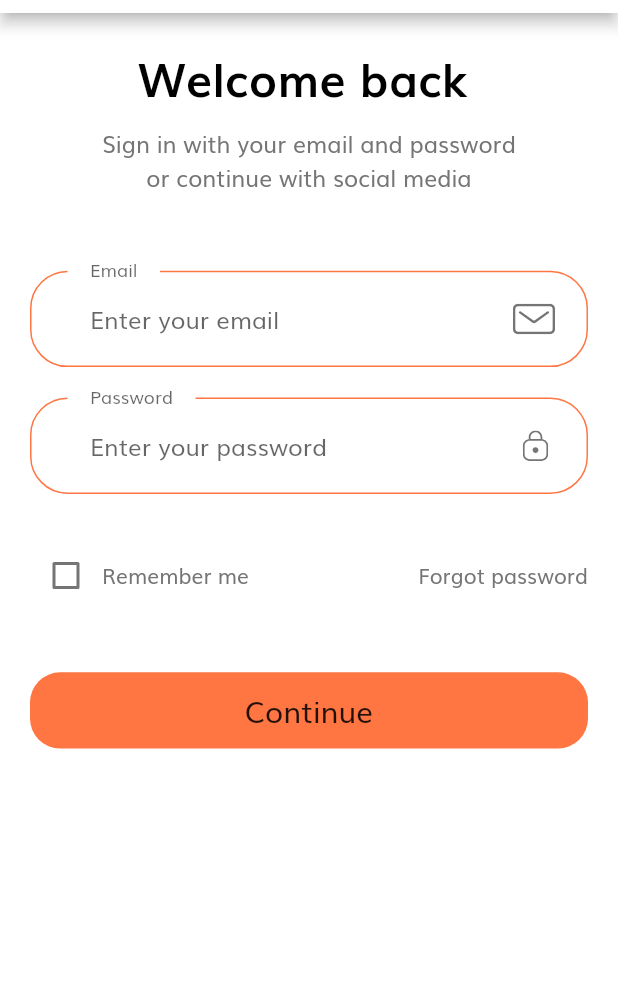
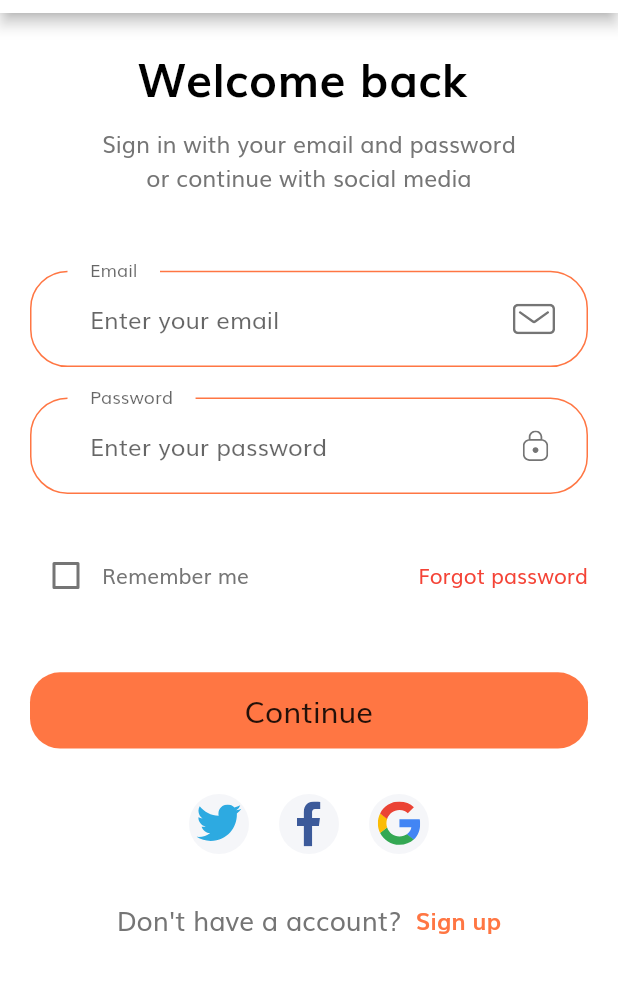
Before and after one commit to truong02bp/flutter, a Flutter app: the screen it shows after launch, after a tap on "Continute", on a phone screen of 412 x 824 dp, the part 71-1064 px from its top. Run offline on Flutter 3.47's test engine with Material 2 defaults, Android fonts, the phone set to English and light mode, and no system bars; our stand-ins replace bloc, equatable, flutter_bloc, flutter_svg.

Commit message:
build screen forgot password

```diff
--- /dev/null
+++ b/ecommerce/lib/components/account_question.dart
@@ -0,0 +1,29 @@
+import 'package:flutter/material.dart';
+
+import '../constants.dart';
+import '../size_config.dart';
+class AccountQuestion extends StatelessWidget {
+  @override
+  Widget build(BuildContext context) {
+    return Row(
+      mainAxisAlignment: MainAxisAlignment.center,
+      children: [
+        Text('Don\'t have a account?',
+          style: TextStyle(
+              fontSize: getProportionateWidth(16)
+          ),),
+        GestureDetector(
+          onTap: (){
+
+          },
+          child: Text('  Sign up',
+            style: TextStyle(
+                fontSize: 16,
+                fontWeight: FontWeight.bold,
+                color: kPrimaryColor
+            ),),
+        )
+      ],
+    );
+  }
+}
--- /dev/null
+++ b/ecommerce/lib/components/custom_icon.dart
@@ -0,0 +1,30 @@
+import 'package:flutter/material.dart';
+import 'package:flutter_svg/svg.dart';
+
+class CustomIcon extends StatelessWidget {
+
+  String image;
+
+
+  CustomIcon({this.image});
+
+  @override
+  Widget build(BuildContext context) {
+    return GestureDetector(
+      onTap: (){
+
+      },
+      child: Container(
+        margin: EdgeInsets.only(left: 10,right: 10),
+        padding: EdgeInsets.all(5),
+        child: SvgPicture.asset(image,),
+        height: 40,
+        width: 40,
+        decoration: BoxDecoration(
+          color: Color(0XFFF5F6F9),
+          borderRadius: BorderRadius.circular(30),
+        ),
+      ),
+    );
+  }
+}
--- a/ecommerce/lib/components/custom_suffix_icons.dart
+++ b/ecommerce/lib/components/custom_suffix_icons.dart
@@ -6,7 +6,7 @@ import '../size_config.dart';
 class CustomSuffixIcon extends StatelessWidget {
   String image;
 
-  CustomSuffixIcon({this.image});
+  CustomSuffixIcon({@required this.image});
 
   @override
   Widget build(BuildContext context) {
--- a/ecommerce/lib/components/default_button.dart
+++ b/ecommerce/lib/components/default_button.dart
@@ -10,7 +10,7 @@ class DefaultButton extends StatelessWidget {
   Function press;
 
 
-  DefaultButton({this.text, this.press});
+  DefaultButton({@required this.text, @required this.press});
 
   @override
   Widget build(BuildContext context) {
--- a/ecommerce/lib/routes.dart
+++ b/ecommerce/lib/routes.dart
@@ -1,4 +1,5 @@
 
+import 'package:ecommerce/screens/forgot_password/forgot_password.dart';
 import 'package:ecommerce/screens/sign_in/sign_in.dart';
 import 'package:ecommerce/screens/splash/splash.dart';
 import 'package:flutter/material.dart';
@@ -6,4 +7,5 @@ import 'package:flutter/material.dart';
 final Map<String,WidgetBuilder> routes = {
   SplashScreen.routeName : (context) => SplashScreen(),
   SignInScreen.routeName : (context) => SignInScreen(),
+  ForgotPasswordScreen.routeName : (context) => ForgotPasswordScreen()
 };
--- a/ecommerce/lib/screens/sign_in/components/sign_in_form.dart
+++ b/ecommerce/lib/screens/sign_in/components/sign_in_form.dart
@@ -1,4 +1,8 @@
+import 'package:ecommerce/components/account_question.dart';
+import 'package:ecommerce/components/custom_icon.dart';
 import 'package:ecommerce/components/default_button.dart';
+import 'package:ecommerce/components/form_error.dart';
+import 'package:ecommerce/screens/forgot_password/forgot_password.dart';
 import 'package:flutter/material.dart';
 import 'package:flutter_svg/flutter_svg.dart';
 import 'package:ecommerce/constants.dart';
@@ -14,6 +18,7 @@ class _SignInFormState extends State<SignInForm> {
   final _formKey = GlobalKey<FormState>();
   List<String> errors = [];
   bool isRememberMe = false;
+
   @override
   Widget build(BuildContext context) {
     return Form(
@@ -99,10 +104,13 @@ class _SignInFormState extends State<SignInForm> {
               height: getProportionateHeight(20),
             ),
             FormError(errors: errors),
-            SizedBox(height: getProportionateHeight(10),),
+            SizedBox(
+              height: getProportionateHeight(10),
+            ),
             Row(
               children: [
-                Checkbox(value: isRememberMe,
+                Checkbox(
+                    value: isRememberMe,
                     onChanged: (value) {
                       setState(() {
                         isRememberMe = value;
@@ -110,52 +118,42 @@ class _SignInFormState extends State<SignInForm> {
                     }),
                 Text('Remember me'),
                 Spacer(),
-                Text('Forgot password'),
+                GestureDetector(
+                    onTap: () {
+                      Navigator.of(context).pushNamed(ForgotPasswordScreen.routeName);
+                    },
+                    child: Text(
+                      'Forgot password',
+                      style: TextStyle(color: Colors.red),
+                    )),
               ],
             ),
-            SizedBox(height: getProportionateHeight(40),),
+            SizedBox(
+              height: getProportionateHeight(40),
+            ),
             DefaultButton(
               text: 'Continue',
               press: () {
                 if (_formKey.currentState.validate())
                   _formKey.currentState.save();
               },
-            )
+            ),
+            SizedBox(
+              height: getProportionateHeight(30),
+            ),
+            Row(
+              mainAxisAlignment: MainAxisAlignment.center,
+              children: [
+                CustomIcon(image: "assets/icons/twitter.svg",),
+                CustomIcon(image: "assets/icons/facebook-2.svg",),
+                CustomIcon(image: "assets/icons/google-icon.svg",),
+              ],
+            ),
+            SizedBox(
+              height: getProportionateHeight(30),
+            ),
+            AccountQuestion(),
           ],
         ));
   }
 }
-
-class FormError extends StatelessWidget {
-  final List<String> errors;
-
-  FormError({@required this.errors});
-
-  @override
-  Widget build(BuildContext context) {
-    return Column(
-      children: List.generate(
-          errors.length, (index) => generateError(error: errors[index])),
-    );
-  }
-
-  Row generateError({error}) {
-    return Row(
-      children: [
-        SvgPicture.asset(
-          "assets/icons/Error.svg",
-          height: getProportionateHeight(18),
-        ),
-        SizedBox(
-          height: getProportionateHeight(18),
-          width: getProportionateWidth(10),
-        ),
-        Text(
-          error,
-          style:
-              TextStyle(color: Colors.red, fontSize: getProportionateWidth(15)),
-        )
-      ],
-    );
-  }
-}
```
Also changed, not shown: ecommerce/lib/components/form_error.dart (added, +38 -0 lines), ecommerce/lib/screens/forgot_password/components/body.dart (added, +114 -0 lines), ecommerce/lib/screens/forgot_password/forgot_password.dart (added, +17 -0 lines).
